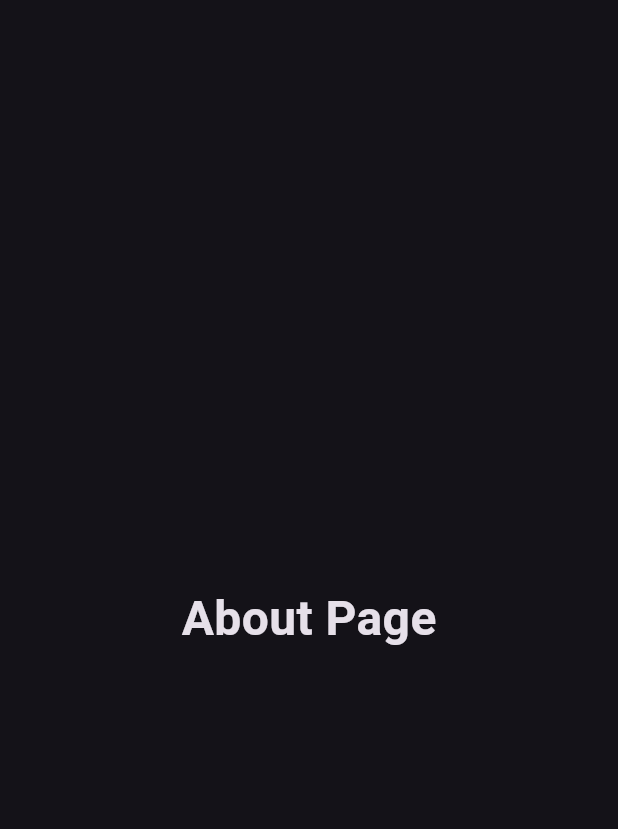
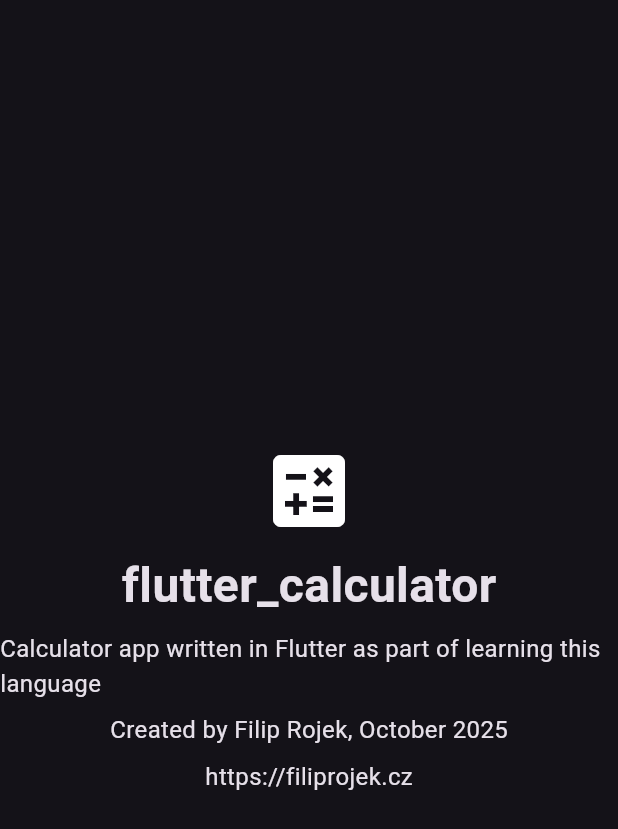
Before and after one commit to filiprojek/flutter_calculator, a Flutter app: the AboutScreen screen opened directly, on a phone screen of 412 x 824 dp. Shown: the top 829 px of the screen. Run offline on Flutter 3.47's test engine with Material 3 defaults, Android fonts, the phone set to English and light mode, and no system bars.

Commit message:
About screen

```diff
--- a/lib/screens/about.dart
+++ b/lib/screens/about.dart
@@ -10,9 +10,26 @@ class AboutScreen extends StatelessWidget {
         child: Column(
           mainAxisSize: MainAxisSize.min,
           children: [
+            Icon(Icons.calculate, size: 64),
+            SizedBox(height: 8),
             Text(
-              "About Page",
+              "flutter_calculator",
               style: TextStyle(fontSize: 32, fontWeight: FontWeight.bold),
+            ),
+            SizedBox(height: 8),
+            Text(
+              "Calculator app written in Flutter as part of learning this language",
+              style: TextStyle(fontSize: 16, fontWeight: FontWeight.normal),
+            ),
+            SizedBox(height: 8),
+            Text(
+              "Created by Filip Rojek, October 2025",
+              style: TextStyle(fontSize: 16, fontWeight: FontWeight.normal),
+            ),
+            SizedBox(height: 8),
+            Text(
+              "https://filiprojek.cz",
+              style: TextStyle(fontSize: 16, fontWeight: FontWeight.normal),
             ),
           ],
         ),
```
